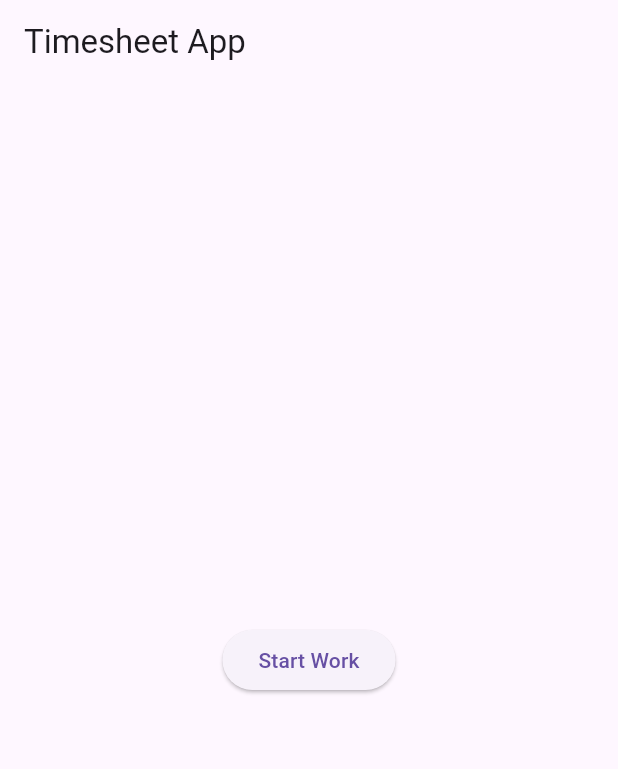
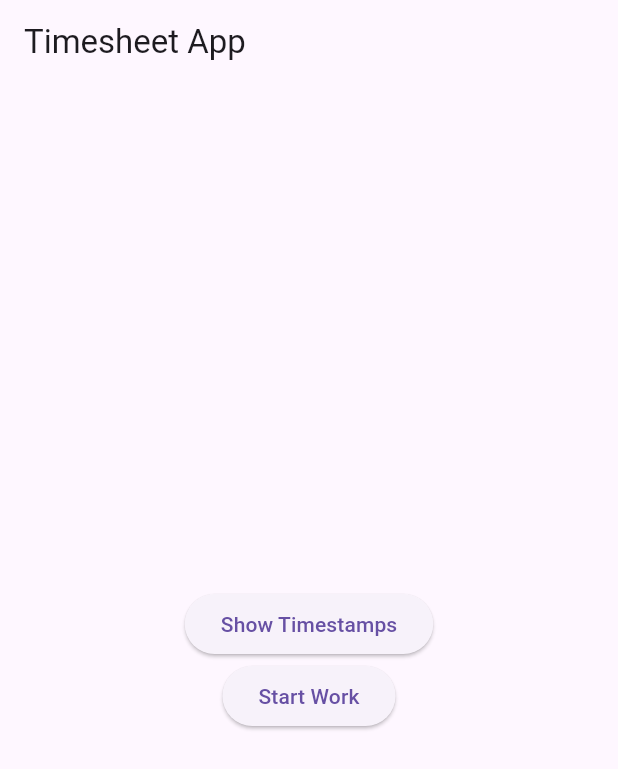
Before and after one commit to j4ysanchez/flutter-timesheet, a Flutter app: the screen it shows after launch, after a tap on "Start Work", on a phone screen of 412 x 824 dp. Shown: the top 769 px of the screen. Run offline on Flutter 3.47's test engine with Material 3 defaults, Android fonts, the phone set to English and light mode, and no system bars; our stand-ins replace connectivity_plus, geolocator, shared_preferences.

Commit message:
Add screen to show all previously logged times

```diff
--- a/timesheet_app/lib/timesheet_home_page.dart
+++ b/timesheet_app/lib/timesheet_home_page.dart
@@ -1,6 +1,9 @@
 import 'package:flutter/material.dart';
 import 'package:geolocator/geolocator.dart';
 import 'package:connectivity_plus/connectivity_plus.dart';
+import 'package:shared_preferences/shared_preferences.dart';
+import 'dart:convert';
+import 'timesheet_screen.dart';
 
 class TimesheetHomePage extends StatefulWidget {
   @override
@@ -12,6 +15,7 @@ class _TimesheetHomePageState extends State<TimesheetHomePage> {
   DateTime? _endTime;
   Duration? _elapsedTime;
   List<Map<String, dynamic>> _timestamps = [];
+
   bool _isConnected = true;
 
   @override
@@ -19,6 +23,7 @@ class _TimesheetHomePageState extends State<TimesheetHomePage> {
     super.initState();
     _requestLocationPermission();
     _checkConnectivity();
+    _loadTimestamps();
   }
 
   Future<void> _requestLocationPermission() async {
@@ -66,6 +71,7 @@ class _TimesheetHomePageState extends State<TimesheetHomePage> {
         _timestamps.last['endLocation'] = position;
         _startTime = null; // Reset for next use
       }
+      _saveTimestamps();
     });
   }
 
@@ -82,6 +88,32 @@ class _TimesheetHomePageState extends State<TimesheetHomePage> {
     });
   }
 
+  Future<void> _saveTimestamps() async {
+    SharedPreferences prefs = await SharedPreferences.getInstance();
+    List<String> timestamps =
+        _timestamps.map((timestamp) => jsonEncode(timestamp)).toList();
+    await prefs.setStringList('timestamps', timestamps);
+  }
+
+  Future<void> _loadTimestamps() async {
+    SharedPreferences prefs = await SharedPreferences.getInstance();
+    List<String>? timestamps = prefs.getStringList('timestamps');
+    if (timestamps != null) {
+      setState(() {
+        _timestamps = timestamps
+            .map((timestamp) => jsonDecode(timestamp) as Map<String, dynamic>)
+            .toList();
+      });
+    }
+  }
+
+  void _showTimestamps() {
+    Navigator.push(
+        context,
+        MaterialPageRoute(
+            builder: (context) => TimestampsScreen(timestamps: _timestamps)));
+  }
+
   @override
   Widget build(BuildContext context) {
     return Scaffold(
@@ -93,6 +125,10 @@ class _TimesheetHomePageState extends State<TimesheetHomePage> {
           mainAxisAlignment: MainAxisAlignment.center,
           children: <Widget>[
             ElevatedButton(
+              onPressed: _showTimestamps,
+              child: Text('Show Timestamps'),
+            ),
+            ElevatedButton(
               onPressed: _logTime,
               child: Text(_startTime == null ? 'Start Work' : 'Stop Work'),
             ),
@@ -101,7 +137,8 @@ class _TimesheetHomePageState extends State<TimesheetHomePage> {
                 padding: const EdgeInsets.all(8.0),
                 child: Text(
                   'No internet connection',
-                  style: TextStyle(color: Colors.red, fontWeight: FontWeight.bold),
+                  style:
+                      TextStyle(color: Colors.red, fontWeight: FontWeight.bold),
                 ),
               ),
             if (_timestamps.isNotEmpty)
@@ -136,7 +173,8 @@ class _TimesheetHomePageState extends State<TimesheetHomePage> {
                                   style: TextStyle(fontWeight: FontWeight.bold),
                                 ),
                                 TextSpan(
-                                  text: '${timestamp['startLocation'].latitude}, ${timestamp['startLocation'].longitude}',
+                                  text:
+                                      '${timestamp['startLocation'].latitude}, ${timestamp['startLocation'].longitude}',
                                 ),
                               ],
                             ),
@@ -150,7 +188,8 @@ class _TimesheetHomePageState extends State<TimesheetHomePage> {
                                     children: [
                                       TextSpan(
                                         text: 'End: ',
-                                        style: TextStyle(fontWeight: FontWeight.bold),
+                                        style: TextStyle(
+                                            fontWeight: FontWeight.bold),
                                       ),
                                       TextSpan(
                                         text: '${timestamp['end']}',
@@ -164,10 +203,12 @@ class _TimesheetHomePageState extends State<TimesheetHomePage> {
                                     children: [
                                       TextSpan(
                                         text: 'End Location: ',
-                                        style: TextStyle(fontWeight: FontWeight.bold),
+                                        style: TextStyle(
+                                            fontWeight: FontWeight.bold),
                                       ),
                                       TextSpan(
-                                        text: '${timestamp['endLocation'].latitude}, ${timestamp['endLocation'].longitude}',
+                                        text:
+                                            '${timestamp['endLocation'].latitude}, ${timestamp['endLocation'].longitude}',
                                       ),
                                     ],
                                   ),
--- /dev/null
+++ b/timesheet_app/lib/timesheet_screen.dart
@@ -0,0 +1,25 @@
+import 'package:flutter/material.dart';
+
+class TimestampsScreen extends StatelessWidget {
+  final List<Map<String, dynamic>> timestamps;
+
+  TimestampsScreen({required this.timestamps});
+
+  @override
+  Widget build(BuildContext context) {
+    return Scaffold(
+      appBar: AppBar(
+        title: Text('Stored Timestamps'),
+      ),
+      body: ListView.builder(
+        itemCount: timestamps.length,
+        itemBuilder: (context, index) {
+          final timestamp = timestamps[index];
+          return ListTile(
+            title: Text(timestamp.toString()),
+          );
+        },
+      ),
+    );
+  }
+}
--- a/timesheet_app/pubspec.yaml
+++ b/timesheet_app/pubspec.yaml
@@ -32,6 +32,7 @@ dependencies:
     sdk: flutter
   geolocator: ^8.0.1
   connectivity_plus: ^3.0.2
+  shared_preferences: ^2.0.8
 
 
   # The following adds the Cupertino Icons font to your application.
```
Also changed, not shown: timesheet_app/pubspec.lock, 1 other file.
